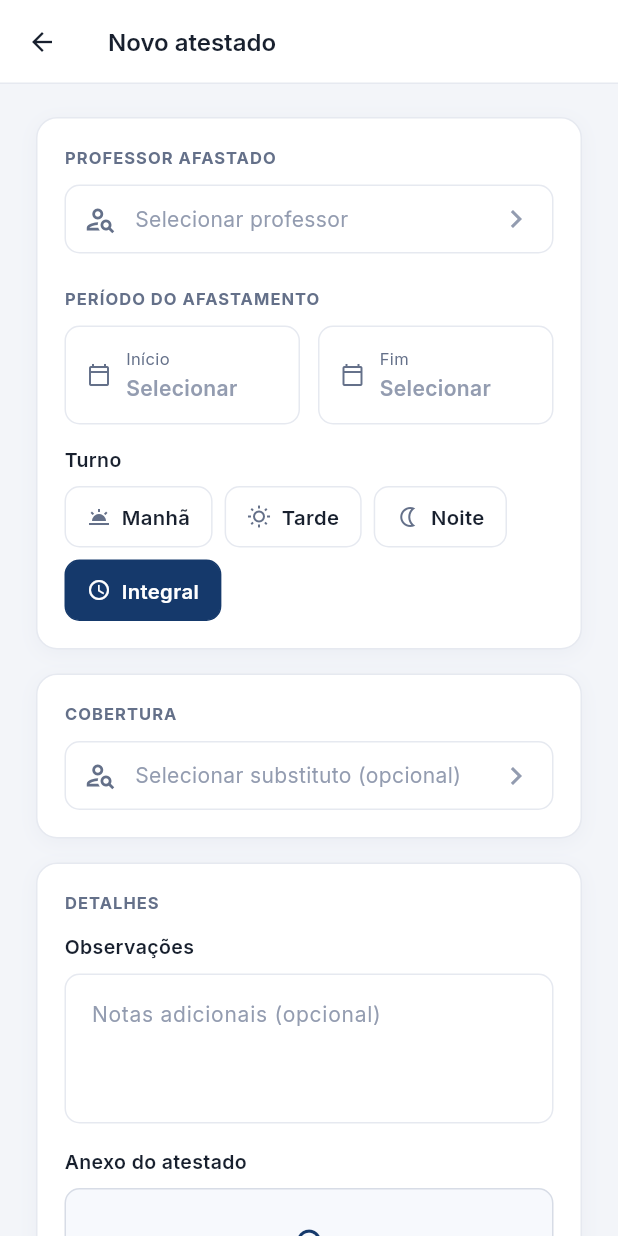
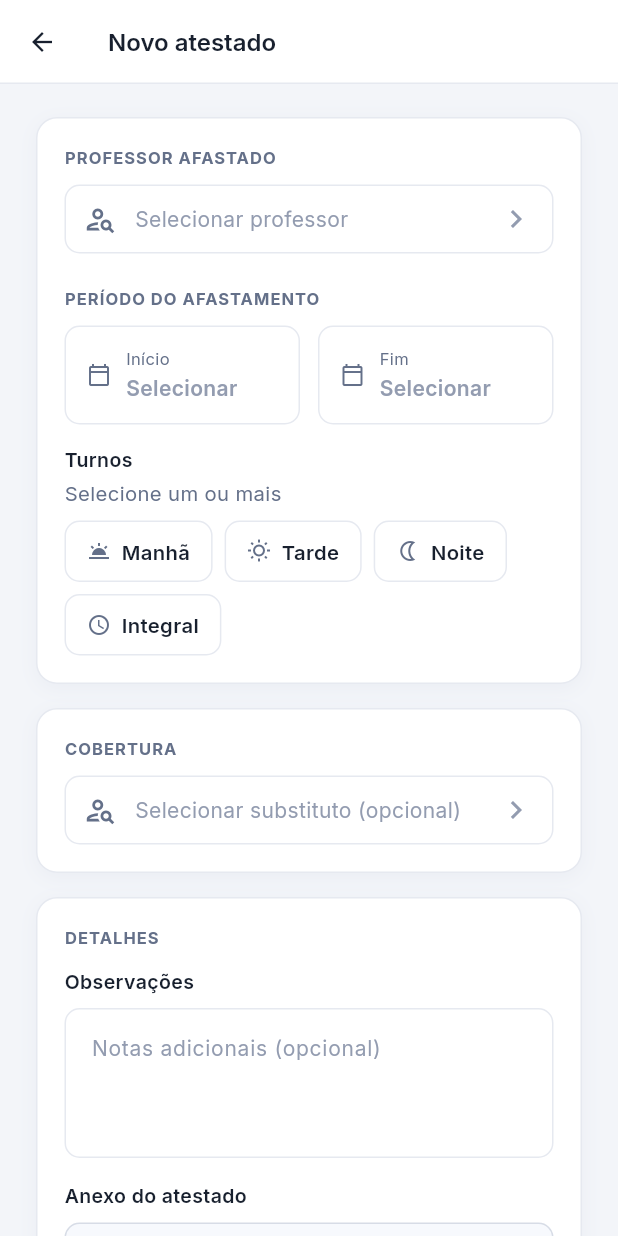
Before and after one commit to SamHe0905/saude-escolar, a Flutter app: the screen it shows once a user with an empty profile is signed in, after a tap on "Registrar atestado", on a phone screen of 412 x 824 dp. Run offline on Flutter 3.47's test engine with Material 3 defaults, Android fonts, the phone set to English and light mode, and no system bars; our stand-ins replace file_picker, google_fonts, supabase_flutter; accounts and stored records are empty; network calls fail.

Commit message:
Múltiplos turnos por atestado + link limpo no deploy
- turno agora é lista (text[]): seleção de 1+ turnos no formulário
- card/detalhe/cobertura mostram turnos combinados
- deploy.ps1 reaponta saude-escolar.vercel.app a cada deploy

Co-Authored-By: Claude Opus 4.8 <noreply@anthropic.com>

```diff
--- a/lib/main.dart
+++ b/lib/main.dart
@@ -902,7 +902,7 @@ class _CoberturaRow extends StatelessWidget {
           Column(
             crossAxisAlignment: CrossAxisAlignment.end,
             children: [
-              MetaPill(turnoIcon(a['turno']), turnoLabel(a['turno'])),
+              MetaPill(turnosIcon(a['turno']), turnosLabel(a['turno'])),
               const SizedBox(height: 4),
               Text('até ${dataCurta(fim)}',
                   style: const TextStyle(
@@ -1171,7 +1171,7 @@ class _AtestadoTile extends StatelessWidget {
                         '${dateFmt.format(ini)} – ${dateFmt.format(fim)}'),
                     MetaPill(Icons.timelapse_outlined,
                         '$dias dia${dias > 1 ? 's' : ''}'),
-                    MetaPill(turnoIcon(a['turno']), turnoLabel(a['turno'])),
+                    MetaPill(turnosIcon(a['turno']), turnosLabel(a['turno'])),
                     if (sub != null)
                       MetaPill(Icons.person_outline, 'Cobre: ${sub['nome']}',
                           color: AppColors.navy, bg: AppColors.navySoft),
@@ -1260,7 +1260,7 @@ class _FormularioPageState extends State<FormularioPage> {
   final _observacoes = TextEditingController();
   DateTime? _inicio;
   DateTime? _fim;
-  String _turno = 'integral';
+  final Set<String> _turnos = {};
   PlatformFile? _novoArquivo;
   String? _arquivoExistente;
   bool _removerArquivo = false;
@@ -1282,7 +1282,7 @@ class _FormularioPageState extends State<FormularioPage> {
       final a = widget.atestado!;
       _inicio = DateTime.parse(a['data_inicio']);
       _fim = DateTime.parse(a['data_fim']);
-      _turno = (a['turno'] ?? 'integral').toString();
+      _turnos.addAll(turnosOf(a['turno']));
       _observacoes.text = (a['observacoes'] ?? '').toString();
       _arquivoExistente = a['arquivo_path'];
       _profSel = a['professor'] is Map ? Map<String, dynamic>.from(a['professor']) : null;
@@ -1313,7 +1313,7 @@ class _FormularioPageState extends State<FormularioPage> {
         mapa[sid] = Cobertura(
           (a['professor']?['nome'] ?? '').toString(),
           DateTime.parse(a['data_fim']),
-          (a['turno'] ?? 'integral').toString(),
+          turnosOf(a['turno']),
         );
       }
       _coberturas = mapa;
@@ -1390,6 +1390,7 @@ class _FormularioPageState extends State<FormularioPage> {
     if (_profSel == null) return _toast('Selecione o professor afastado.');
     if (_inicio == null || _fim == null) return _toast('Informe início e fim.');
     if (_fim!.isBefore(_inicio!)) return _toast('A data fim não pode ser antes do início.');
+    if (_turnos.isEmpty) return _toast('Selecione ao menos um turno.');
 
     setState(() => _salvando = true);
     try {
@@ -1415,7 +1416,7 @@ class _FormularioPageState extends State<FormularioPage> {
         'substituto_id': _subSel?['id'],
         'data_inicio': _inicio!.toIso8601String().substring(0, 10),
         'data_fim': _fim!.toIso8601String().substring(0, 10),
-        'turno': _turno,
+        'turno': _turnos.toList(),
         'observacoes': _observacoes.text.trim(),
         'arquivo_path': path,
       };
@@ -1469,9 +1470,11 @@ class _FormularioPageState extends State<FormularioPage> {
                           Expanded(child: _dataBtn('Fim', _fim, false)),
                         ]),
                         const SizedBox(height: 14),
-                        Text('Turno', style: _lbl()),
+                        Text('Turnos', style: _lbl()),
+                        const SizedBox(height: 4),
+                        Text('Selecione um ou mais', style: bodyMuted()),
                         const SizedBox(height: 8),
-                        _turnos(),
+                        _seletorTurnos(),
                       ],
                     ),
                   ),
@@ -1562,14 +1565,20 @@ class _FormularioPageState extends State<FormularioPage> {
     );
   }
 
-  Widget _turnos() {
+  Widget _seletorTurnos() {
     return Wrap(
       spacing: 8,
       runSpacing: 8,
       children: kTurnos.entries.map((e) {
-        final sel = _turno == e.key;
+        final sel = _turnos.contains(e.key);
         return GestureDetector(
-          onTap: () => setState(() => _turno = e.key),
+          onTap: () => setState(() {
+            if (sel) {
+              _turnos.remove(e.key);
+            } else {
+              _turnos.add(e.key);
+            }
+          }),
           child: AnimatedContainer(
             duration: const Duration(milliseconds: 140),
             padding: const EdgeInsets.symmetric(horizontal: 14, vertical: 10),
@@ -1753,8 +1762,8 @@ class _SeletorPessoa extends StatelessWidget {
 class Cobertura {
   final String professor;
   final DateTime fim;
-  final String turno;
-  Cobertura(this.professor, this.fim, this.turno);
+  final List<String> turnos;
+  Cobertura(this.professor, this.fim, this.turnos);
 }
 
 class _PessoaPicker extends StatefulWidget {
@@ -1894,7 +1903,7 @@ class _PickerItem extends StatelessWidget {
                       const SizedBox(height: 6),
                       MetaPill(
                         Icons.info_outline,
-                        'Cobrindo ${cobertura!.professor} (${turnoLabel(cobertura!.turno)}) até ${dateFmt.format(cobertura!.fim)}',
+                        'Cobrindo ${cobertura!.professor}${cobertura!.turnos.isEmpty ? '' : ' (${cobertura!.turnos.map(turnoLabel).join(', ')})'} até ${dateFmt.format(cobertura!.fim)}',
                         color: AppColors.amber,
                         bg: AppColors.amberSoft,
                       ),
@@ -2425,7 +2434,7 @@ class _DetalhePageState extends State<DetalhePage> {
                 _linha(Icons.timelapse_outlined, 'Duração',
                     '$dias dia${dias > 1 ? 's' : ''}'),
                 const Divider(),
-                _linha(turnoIcon(_a['turno']), 'Turno', turnoLabel(_a['turno'])),
+                _linha(turnosIcon(_a['turno']), 'Turno', turnosLabel(_a['turno'])),
                 const Divider(),
                 _linha(
                   Icons.diversity_3_outlined,
```
Also changed, not shown: lib/common.dart (+20 -0 lines), 1 other file.
